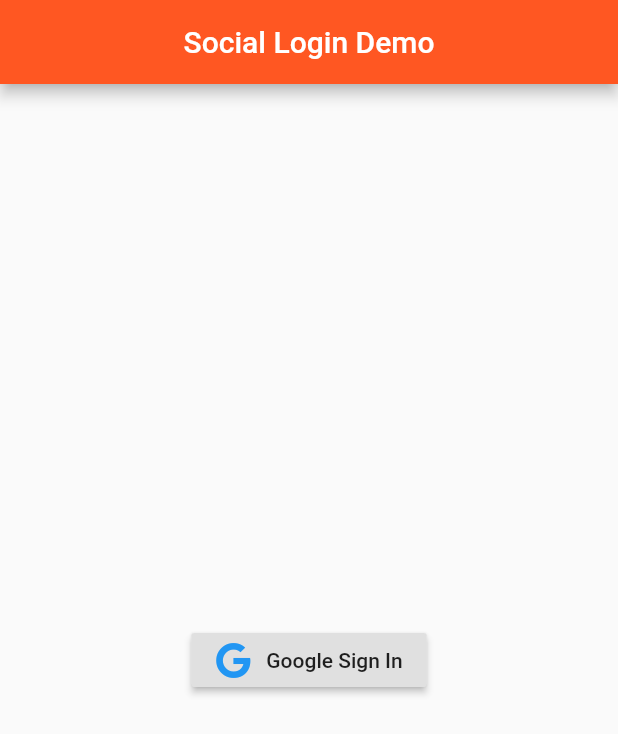
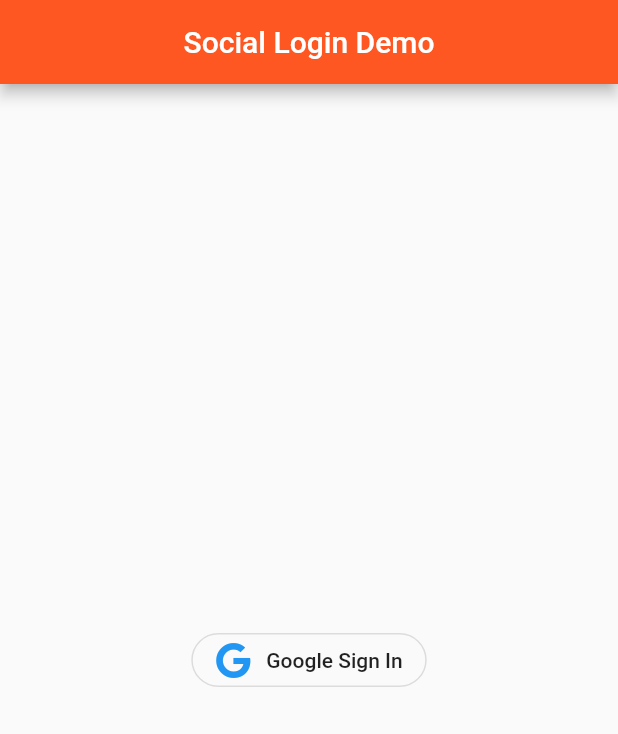
Before and after one commit to NauzetAduen/social_login_demo, a Flutter app: the screen it shows after launch, after a tap on "Google Sign In", on a phone screen of 412 x 824 dp. Shown: the top 734 px of the screen. Run offline on Flutter 3.47's test engine with Material 2 defaults, Android fonts, the phone set to English and light mode, and no system bars; our stand-ins replace firebase_core, font_awesome_flutter; accounts and stored records are empty; statements that could not run were skipped.

Commit message:
ADD basic homepage and loginpage

```diff
--- a/lib/login_page.dart
+++ b/lib/login_page.dart
@@ -1,5 +1,7 @@
 import 'package:flutter/material.dart';
 import 'package:font_awesome_flutter/font_awesome_flutter.dart';
+import 'package:social_login_demo/services/authentication_service.dart';
+import 'package:provider/provider.dart';
 
 class LoginPage extends StatefulWidget {
   @override
@@ -17,8 +19,10 @@ class _LoginPageState extends State<LoginPage> {
       body: Center(
           child: Padding(
         padding: const EdgeInsets.all(8.0),
-        child: RaisedButton(
-          onPressed: _handleGoogleSignIn,
+        child: OutlineButton(
+          shape:
+              RoundedRectangleBorder(borderRadius: BorderRadius.circular(40)),
+          onPressed: () async => _handleGoogleSignIn(context),
           child: Row(
             mainAxisSize: MainAxisSize.min,
             children: [
@@ -37,5 +41,7 @@ class _LoginPageState extends State<LoginPage> {
     );
   }
 
-  void _handleGoogleSignIn() {}
+  void _handleGoogleSignIn(BuildContext context) async {
+    context.read<AuthenticationService>().googleSignIn();
+  }
 }
```
Also changed, not shown: lib/home_page.dart (+42 -6 lines).
